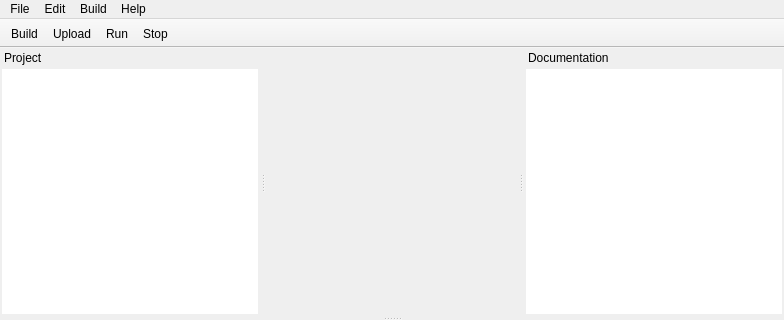
Old version of the form editor/projectwindow.ui in the repository StrideLang/Stride; both pictures show x 0 to 784 and y 0 to 320 of the 784 by 559 pixel window.
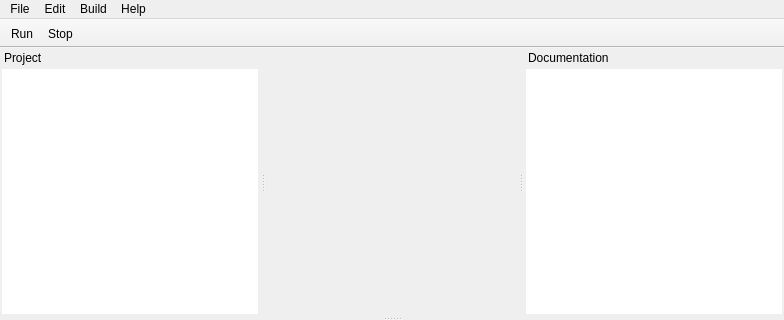
New version of the form.

Commit message: Removed build and upload buttons from GUI. Left only run and stop.

```diff
--- a/editor/projectwindow.ui
+++ b/editor/projectwindow.ui
@@ -250,8 +250,6 @@
    <attribute name="toolBarBreak">
     <bool>false</bool>
    </attribute>
-   <addaction name="actionBuild"/>
-   <addaction name="actionUpload"/>
    <addaction name="actionRun"/>
    <addaction name="actionStop"/>
   </widget>
```
